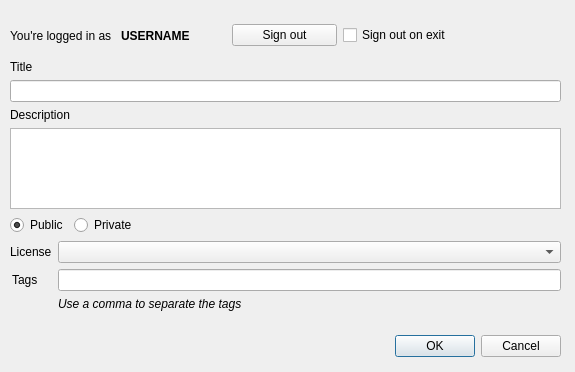
Before: the Qt Designer form mscore/share/plugins/musescore.com/ui/musescore_dialog.ui in musescore/musescore-old, drawn with Qt 5.
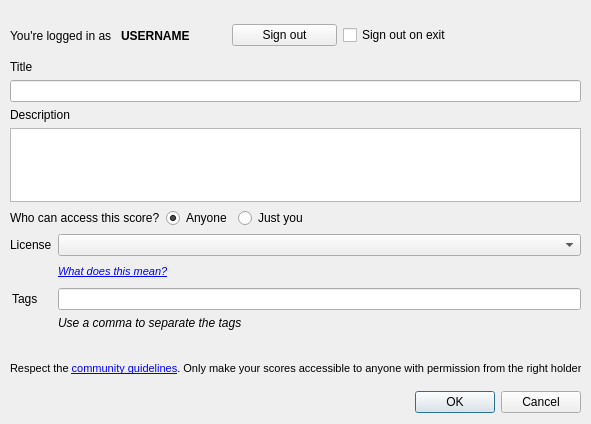
After: the same form once the commit is applied.

Commit message: update musescore.com plugin remove "what's this" in toolbar and help menu

```diff
--- a/mscore/share/plugins/musescore.com/ui/musescore_dialog.ui
+++ b/mscore/share/plugins/musescore.com/ui/musescore_dialog.ui
@@ -6,8 +6,8 @@
    <rect>
     <x>0</x>
     <y>0</y>
-    <width>575</width>
-    <height>372</height>
+    <width>591</width>
+    <height>424</height>
    </rect>
   </property>
   <property name="windowTitle">
@@ -19,8 +19,8 @@
   <widget class="QDialogButtonBox" name="buttonBox">
    <property name="geometry">
     <rect>
-     <x>220</x>
-     <y>330</y>
+     <x>240</x>
+     <y>386</y>
      <width>341</width>
      <height>32</height>
     </rect>
@@ -37,8 +37,8 @@
     <rect>
      <x>10</x>
      <y>60</y>
-     <width>551</width>
-     <height>251</height>
+     <width>571</width>
+     <height>315</height>
     </rect>
    </property>
    <layout class="QVBoxLayout" name="verticalLayout">
@@ -81,6 +81,13 @@
       <property name="sizeConstraint">
        <enum>QLayout::SetDefaultConstraint</enum>
       </property>
+      <item>
+       <widget class="QLabel" name="label_2">
+        <property name="text">
+         <string>Who can access this score?</string>
+        </property>
+       </widget>
+      </item>
       <item>
        <widget class="QRadioButton" name="rbPublic">
         <property name="sizePolicy">
@@ -90,7 +97,7 @@
          </sizepolicy>
         </property>
         <property name="text">
-         <string>Public</string>
+         <string>Anyone</string>
         </property>
         <property name="checked">
          <bool>true</bool>
@@ -100,10 +107,23 @@
       <item>
        <widget class="QRadioButton" name="rbPrivate">
         <property name="text">
-         <string>Private</string>
+         <string>Just you</string>
         </property>
        </widget>
       </item>
+      <item>
+       <spacer name="horizontalSpacer">
+        <property name="orientation">
+         <enum>Qt::Horizontal</enum>
+        </property>
+        <property name="sizeHint" stdset="0">
+         <size>
+          <width>40</width>
+          <height>20</height>
+         </size>
+        </property>
+       </spacer>
+      </item>
      </layout>
     </item>
     <item>
@@ -144,6 +164,33 @@
        </widget>
       </item>
       <item row="2" column="0">
+       <spacer name="horizontalSpacer_2">
+        <property name="orientation">
+         <enum>Qt::Horizontal</enum>
+        </property>
+        <property name="sizeHint" stdset="0">
+         <size>
+          <width>40</width>
+          <height>20</height>
+         </size>
+        </property>
+       </spacer>
+      </item>
+      <item row="2" column="1">
+       <widget class="QLabel" name="label_4">
+        <property name="text">
+         <string>&lt;!DOCTYPE HTML PUBLIC &quot;-//W3C//DTD HTML 4.0//EN&quot; &quot;http://www.w3.org/TR/REC-html40/strict.dtd&quot;&gt;
+&lt;html&gt;&lt;head&gt;&lt;meta name=&quot;qrichtext&quot; content=&quot;1&quot; /&gt;&lt;style type=&quot;text/css&quot;&gt;
+p, li { white-space: pre-wrap; }
+&lt;/style&gt;&lt;/head&gt;&lt;body style=&quot; font-family:'MS Shell Dlg 2'; font-size:8.25pt; font-weight:400; font-style:normal;&quot;&gt;
+&lt;p style=&quot; margin-top:0px; margin-bottom:0px; margin-left:0px; margin-right:0px; -qt-block-indent:0; text-indent:0px;&quot;&gt;&lt;a href=&quot;http://musescore.com/help/license&quot;&gt;&lt;span style=&quot; font-style:italic; text-decoration: underline; color:#0000ff;&quot;&gt;What does this mean?&lt;/span&gt;&lt;/a&gt;&lt;/p&gt;&lt;/body&gt;&lt;/html&gt;</string>
+        </property>
+        <property name="openExternalLinks">
+         <bool>true</bool>
+        </property>
+       </widget>
+      </item>
+      <item row="3" column="0">
        <widget class="QLabel" name="lblTag">
         <property name="sizePolicy">
          <sizepolicy hsizetype="Fixed" vsizetype="Preferred">
@@ -162,10 +209,10 @@
         </property>
        </widget>
       </item>
-      <item row="2" column="1">
-       <widget class="QLineEdit" name="tags"/>
-      </item>
       <item row="3" column="1">
+       <widget class="QLineEdit" name="tags"/>
+      </item>
+      <item row="4" column="1">
        <widget class="QLabel" name="label">
         <property name="font">
          <font>
@@ -177,8 +224,35 @@
         </property>
        </widget>
       </item>
+      <item row="5" column="0">
+       <spacer name="horizontalSpacer_3">
+        <property name="orientation">
+         <enum>Qt::Horizontal</enum>
+        </property>
+        <property name="sizeHint" stdset="0">
+         <size>
+          <width>40</width>
+          <height>20</height>
+         </size>
+        </property>
+       </spacer>
+      </item>
      </layout>
     </item>
+    <item>
+     <widget class="QLabel" name="label_5">
+      <property name="text">
+       <string>&lt;!DOCTYPE HTML PUBLIC &quot;-//W3C//DTD HTML 4.0//EN&quot; &quot;http://www.w3.org/TR/REC-html40/strict.dtd&quot;&gt;
+&lt;html&gt;&lt;head&gt;&lt;meta name=&quot;qrichtext&quot; content=&quot;1&quot; /&gt;&lt;style type=&quot;text/css&quot;&gt;
+p, li { white-space: pre-wrap; }
+&lt;/style&gt;&lt;/head&gt;&lt;body style=&quot; font-family:'MS Shell Dlg 2'; font-size:8.25pt; font-weight:400; font-style:normal;&quot;&gt;
+&lt;p style=&quot; margin-top:0px; margin-bottom:0px; margin-left:0px; margin-right:0px; -qt-block-indent:0; text-indent:0px;&quot;&gt;&lt;span style=&quot; font-size:8pt;&quot;&gt;Respect the &lt;/span&gt;&lt;a href=&quot;http://musescore.com/community-guidelines&quot;&gt;&lt;span style=&quot; font-size:8pt; text-decoration: underline; color:#0000ff;&quot;&gt;community guidelines&lt;/span&gt;&lt;/a&gt;&lt;span style=&quot; font-size:8pt;&quot;&gt;. Only make your scores accessible to anyone with permission from the right holders&lt;/span&gt;&lt;/p&gt;&lt;/body&gt;&lt;/html&gt;</string>
+      </property>
+      <property name="openExternalLinks">
+       <bool>true</bool>
+      </property>
+     </widget>
+    </item>
    </layout>
   </widget>
   <widget class="QWidget" name="horizontalLayoutWidget">
```
Left out of the diff: 4 changed lines with no effect on the pictures. The commit also changes 3 other files.
